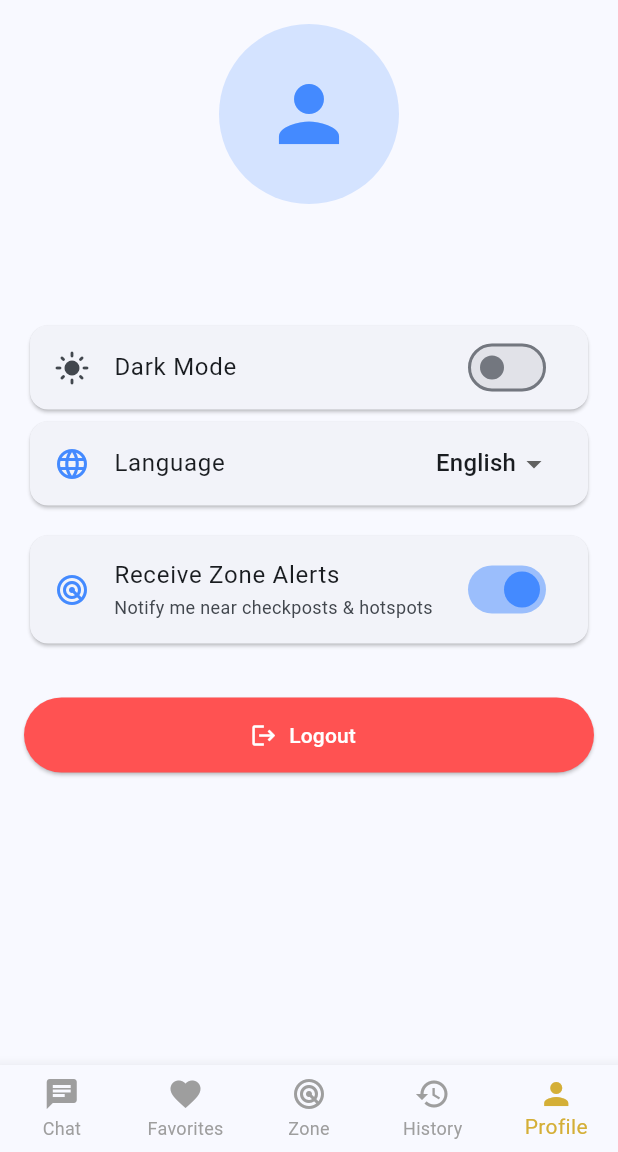
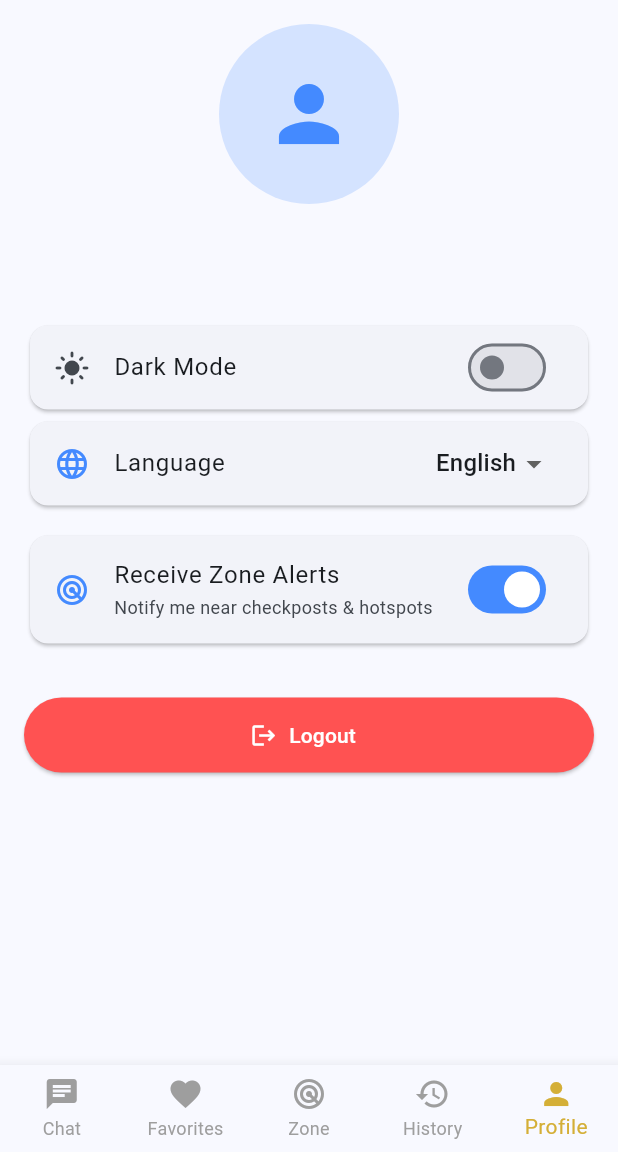
Before and after one commit to Valluripurna/Law-Lens, a Flutter app: the HomeScreen screen opened directly, item 5 of the bottom bar chosen, on a phone screen of 412 x 824 dp, the part 84-1236 px from its top. Run offline on Flutter 3.47's test engine with Material 3 defaults, Android fonts, the phone set to English and light mode, and no system bars; our stand-ins replace cloud_firestore, file_picker, firebase_auth, firebase_core, flutter_map, flutter_markdown_plus and 8 more; missing offline and left inert: syncfusion_flutter_pdf; accounts and stored records are empty; network calls fail.

Commit message:
fix: resolve flutter deprecation warnings and unused imports

```diff
--- a/frontend/lib/screens/profile_screen.dart
+++ b/frontend/lib/screens/profile_screen.dart
@@ -2,7 +2,6 @@ import 'package:flutter/material.dart';
 import 'package:provider/provider.dart';
 import 'package:fluttertoast/fluttertoast.dart';
 import 'package:shared_preferences/shared_preferences.dart';
-import 'dart:io';
 
 import '../providers/theme_provider.dart';
 import '../services/auth_service.dart';
@@ -121,7 +120,8 @@ class _ProfileScreenState extends State<ProfileScreen> {
             subtitle: const Text('Notify me near checkposts & hotspots', style: TextStyle(fontSize: 12)),
             trailing: Switch(
               value: _receiveZoneAlerts,
-              activeColor: Colors.blueAccent,
+              activeThumbColor: Colors.white,
+              activeTrackColor: Colors.blueAccent,
               onChanged: (val) async {
                 setState(() => _receiveZoneAlerts = val);
                 SharedPreferences prefs = await SharedPreferences.getInstance();
--- a/frontend/lib/screens/zone_status_screen.dart
+++ b/frontend/lib/screens/zone_status_screen.dart
@@ -50,7 +50,7 @@ class _ZoneStatusScreenState extends State<ZoneStatusScreen> {
     }
 
     try {
-      Position position = await Geolocator.getCurrentPosition(desiredAccuracy: LocationAccuracy.best);
+      Position position = await Geolocator.getCurrentPosition(locationSettings: const LocationSettings(accuracy: LocationAccuracy.best));
       if (!mounted) return;
       setState(() {
         _currentPosition = LatLng(position.latitude, position.longitude);
```
